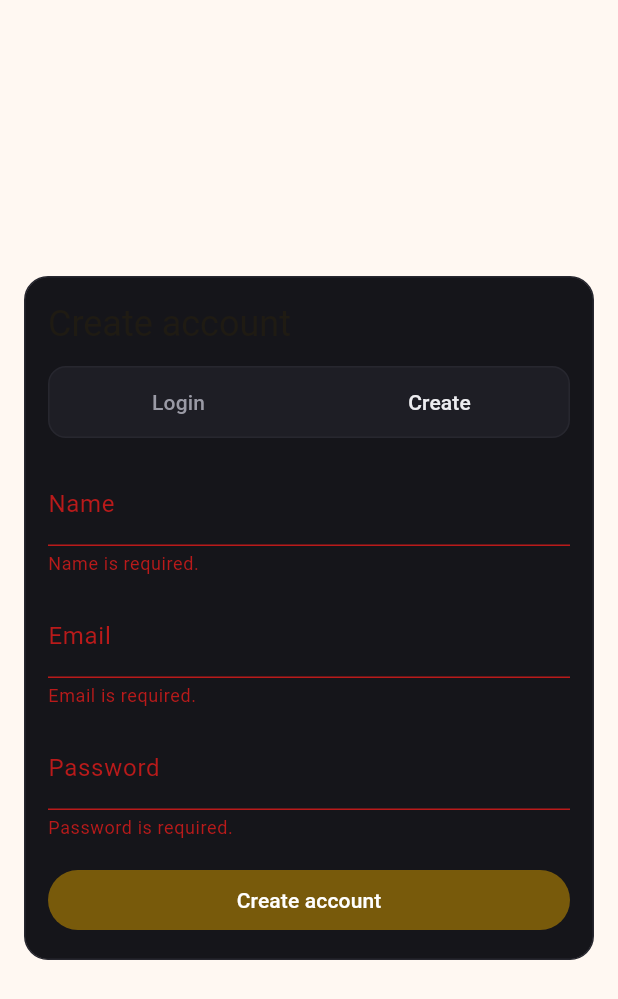
After one commit to KabirKhanuja/Sargam, a Flutter app: the screen it shows after launch, after a tap on "Create", after a tap on "Create account", on a phone screen of 412 x 824 dp. The commit adds this screen. Shown: the top 999 px of the screen. Run offline on Flutter 3.47's test engine with Material 3 defaults, Android fonts, the phone set to English and light mode, and no system bars; our stand-ins replace audioplayers, cloud_firestore, firebase_auth, firebase_core, flutter_riverpod, shared_preferences; missing offline and left inert: pitch_detector_dart, record; accounts and stored records are empty.

Commit message:
firebase auth

```diff
--- a/lib/app/routes.dart
+++ b/lib/app/routes.dart
@@ -1,11 +1,11 @@
 import 'package:flutter/material.dart';
 
-import 'home_shell.dart';
+import '../features/auth/presentation/auth_gate.dart';
 
 class AppRoutes {
   static const home = '/';
 
   static Map<String, WidgetBuilder> routes = {
-    home: (context) => const HomeShell(),
+    home: (context) => const AuthGate(),
   };
 }
--- /dev/null
+++ b/lib/features/auth/presentation/auth_gate.dart
@@ -0,0 +1,53 @@
+import 'package:flutter/material.dart';
+import 'package:flutter_riverpod/flutter_riverpod.dart';
+import 'package:firebase_core/firebase_core.dart';
+
+import '../../../core/constants/app_colors.dart';
+import '../../../app/home_shell.dart';
+import 'auth_provider.dart';
+import 'auth_screen.dart';
+
+class AuthGate extends ConsumerWidget {
+  const AuthGate({super.key});
+
+  @override
+  Widget build(BuildContext context, WidgetRef ref) {
+    if (Firebase.apps.isEmpty) {
+      return const Scaffold(
+        body: Center(
+          child: Padding(
+            padding: EdgeInsets.all(16),
+            child: Text(
+              'Firebase is not configured for this platform.',
+              style: TextStyle(color: AppColors.textSecondary),
+              textAlign: TextAlign.center,
+            ),
+          ),
+        ),
+      );
+    }
+
+    final authAsync = ref.watch(authStateChangesProvider);
+
+    return authAsync.when(
+      loading: () =>
+          const Scaffold(body: Center(child: CircularProgressIndicator())),
+      error: (e, _) => Scaffold(
+        body: Center(
+          child: Padding(
+            padding: const EdgeInsets.all(16),
+            child: Text(
+              'Auth failed: $e',
+              style: const TextStyle(color: AppColors.textSecondary),
+              textAlign: TextAlign.center,
+            ),
+          ),
+        ),
+      ),
+      data: (user) {
+        if (user == null) return const AuthScreen();
+        return const HomeShell();
+      },
+    );
+  }
+}
--- /dev/null
+++ b/lib/features/auth/presentation/auth_provider.dart
@@ -0,0 +1,14 @@
+import 'package:cloud_firestore/cloud_firestore.dart';
+import 'package:firebase_auth/firebase_auth.dart';
+import 'package:flutter_riverpod/flutter_riverpod.dart';
+
+final firebaseAuthProvider = Provider<FirebaseAuth>(
+  (_) => FirebaseAuth.instance,
+);
+final firestoreProvider = Provider<FirebaseFirestore>(
+  (_) => FirebaseFirestore.instance,
+);
+
+final authStateChangesProvider = StreamProvider<User?>((ref) {
+  return ref.watch(firebaseAuthProvider).authStateChanges();
+});
--- /dev/null
+++ b/lib/features/auth/presentation/auth_screen.dart
@@ -0,0 +1,278 @@
+import 'package:cloud_firestore/cloud_firestore.dart';
+import 'package:firebase_auth/firebase_auth.dart';
+import 'package:flutter/material.dart';
+import 'package:flutter_riverpod/flutter_riverpod.dart';
+
+import '../../../core/constants/app_colors.dart';
+import 'auth_provider.dart';
+
+enum _AuthMode { login, signup }
+
+class AuthScreen extends ConsumerStatefulWidget {
+  const AuthScreen({super.key});
+
+  @override
+  ConsumerState<AuthScreen> createState() => _AuthScreenState();
+}
+
+class _AuthScreenState extends ConsumerState<AuthScreen> {
+  final _formKey = GlobalKey<FormState>();
+
+  _AuthMode _mode = _AuthMode.login;
+  bool _busy = false;
+
+  final _nameController = TextEditingController();
+  final _emailController = TextEditingController();
+  final _passwordController = TextEditingController();
+
+  @override
+  void dispose() {
+    _nameController.dispose();
+    _emailController.dispose();
+    _passwordController.dispose();
+    super.dispose();
+  }
+
+  Future<void> _submit() async {
+    final form = _formKey.currentState;
+    if (form == null) return;
+
+    FocusScope.of(context).unfocus();
+
+    if (!form.validate()) return;
+
+    setState(() => _busy = true);
+
+    final auth = ref.read(firebaseAuthProvider);
+    final firestore = ref.read(firestoreProvider);
+
+    try {
+      final email = _emailController.text.trim();
+      final password = _passwordController.text;
+
+      if (_mode == _AuthMode.login) {
+        await auth.signInWithEmailAndPassword(email: email, password: password);
+      } else {
+        final name = _nameController.text.trim();
+        final cred = await auth.createUserWithEmailAndPassword(
+          email: email,
+          password: password,
+        );
+
+        final uid = cred.user?.uid;
+        if (uid == null) {
+          throw StateError('User was not created.');
+        }
+
+        await firestore.collection('users').doc(uid).set({
+          'createdAt': FieldValue.serverTimestamp(),
+          'email': email,
+          'name': name,
+        }, SetOptions(merge: true));
+      }
+    } on FirebaseAuthException catch (e) {
+      _showSnack(_friendlyAuthError(e));
+    } catch (e) {
+      _showSnack('Something went wrong: $e');
+    } finally {
+      if (mounted) setState(() => _busy = false);
+    }
+  }
+
+  void _showSnack(String message) {
+    if (!mounted) return;
+    ScaffoldMessenger.of(
+      context,
+    ).showSnackBar(SnackBar(content: Text(message)));
+  }
+
+  String _friendlyAuthError(FirebaseAuthException e) {
+    switch (e.code) {
+      case 'invalid-email':
+        return 'Please enter a valid email.';
+      case 'user-disabled':
+        return 'This account has been disabled.';
+      case 'user-not-found':
+        return 'No user found with that email.';
+      case 'wrong-password':
+        return 'Incorrect password.';
+      case 'email-already-in-use':
+        return 'That email is already in use.';
+      case 'weak-password':
+        return 'Password is too weak.';
+      case 'operation-not-allowed':
+        return 'Email/password login is not enabled.';
+      default:
+        return e.message ?? 'Authentication error (${e.code}).';
+    }
+  }
+
+  @override
+  Widget build(BuildContext context) {
+    final title = _mode == _AuthMode.login ? 'Login' : 'Create account';
+
+    return Scaffold(
+      body: SafeArea(
+        child: Center(
+          child: SingleChildScrollView(
+            padding: const EdgeInsets.all(16),
+            child: ConstrainedBox(
+              constraints: const BoxConstraints(maxWidth: 420),
+              child: DecoratedBox(
+                decoration: BoxDecoration(
+                  color: AppColors.surface,
+                  borderRadius: BorderRadius.circular(16),
+                  border: Border.all(color: AppColors.divider),
+                ),
+                child: Padding(
+                  padding: const EdgeInsets.all(16),
+                  child: Form(
+                    key: _formKey,
+                    child: Column(
+                      mainAxisSize: MainAxisSize.min,
+                      crossAxisAlignment: CrossAxisAlignment.stretch,
+                      children: [
+                        Text(
+                          title,
+                          style: Theme.of(context).textTheme.headlineSmall,
+                        ),
+                        const SizedBox(height: 12),
+                        _ModeToggle(
+                          mode: _mode,
+                          onChanged: _busy
+                              ? null
+                              : (m) {
+                                  setState(() => _mode = m);
+                                },
+                        ),
+                        const SizedBox(height: 16),
+                        if (_mode == _AuthMode.signup) ...[
+                          TextFormField(
+                            controller: _nameController,
+                            enabled: !_busy,
+                            textInputAction: TextInputAction.next,
+                            decoration: const InputDecoration(
+                              labelText: 'Name',
+                            ),
+                            validator: (v) {
+                              if (_mode != _AuthMode.signup) return null;
+                              final value = (v ?? '').trim();
+                              if (value.isEmpty) return 'Name is required.';
+                              return null;
+                            },
+                          ),
+                          const SizedBox(height: 12),
+                        ],
+                        TextFormField(
+                          controller: _emailController,
+                          enabled: !_busy,
+                          keyboardType: TextInputType.emailAddress,
+                          textInputAction: TextInputAction.next,
+                          decoration: const InputDecoration(labelText: 'Email'),
+                          validator: (v) {
+                            final value = (v ?? '').trim();
+                            if (value.isEmpty) return 'Email is required.';
+                            if (!value.contains('@')) {
+                              return 'Enter a valid email.';
+                            }
+                            return null;
+                          },
+                        ),
+                        const SizedBox(height: 12),
+                        TextFormField(
+                          controller: _passwordController,
+                          enabled: !_busy,
+                          obscureText: true,
+                          textInputAction: TextInputAction.done,
+                          onFieldSubmitted: (_) => _busy ? null : _submit(),
+                          decoration: const InputDecoration(
+                            labelText: 'Password',
+                          ),
+                          validator: (v) {
+                            final value = v ?? '';
+                            if (value.isEmpty) return 'Password is required.';
+                            if (_mode == _AuthMode.signup && value.length < 6) {
+                              return 'Use at least 6 characters.';
+                            }
+                            return null;
+                          },
+                        ),
+                        const SizedBox(height: 16),
+                        FilledButton(
+                          onPressed: _busy ? null : _submit,
+                          child: _busy
+                              ? const SizedBox(
+                                  height: 20,
+                                  width: 20,
+                                  child: CircularProgressIndicator(
+                                    strokeWidth: 2,
+                                  ),
+                                )
+                              : Text(title),
+                        ),
+                      ],
+                    ),
+                  ),
+                ),
+              ),
+            ),
+          ),
+        ),
+      ),
+    );
+  }
+}
+
+class _ModeToggle extends StatelessWidget {
+  const _ModeToggle({required this.mode, required this.onChanged});
+
+  final _AuthMode mode;
+  final ValueChanged<_AuthMode>? onChanged;
+
+  @override
+  Widget build(BuildContext context) {
+    final loginSelected = mode == _AuthMode.login;
+
+    return DecoratedBox(
+      decoration: BoxDecoration(
+        color: AppColors.surfaceHigh,
+        borderRadius: BorderRadius.circular(12),
+        border: Border.all(color: AppColors.divider),
+      ),
+      child: Row(
+        children: [
+          Expanded(
+            child: TextButton(
+              onPressed: onChanged == null
+                  ? null
+                  : () {
+                      onChanged!(_AuthMode.login);
+                    },
+              style: TextButton.styleFrom(
+                foregroundColor: loginSelected
+                    ? AppColors.textPrimary
+                    : AppColors.textSecondary,
+              ),
+              child: const Text('Login'),
+            ),
+          ),
+          Expanded(
+            child: TextButton(
+              onPressed: onChanged == null
+                  ? null
+                  : () {
+                      onChanged!(_AuthMode.signup);
+                    },
+              style: TextButton.styleFrom(
+                foregroundColor: !loginSelected
+                    ? AppColors.textPrimary
+                    : AppColors.textSecondary,
+              ),
+              child: const Text('Create'),
+            ),
+          ),
+        ],
+      ),
+    );
+  }
+}
--- a/lib/features/settings/presentation/shared_preferences_screen.dart
+++ b/lib/features/settings/presentation/shared_preferences_screen.dart
@@ -1,7 +1,9 @@
 import 'package:flutter/material.dart';
 import 'package:flutter_riverpod/flutter_riverpod.dart';
+import 'package:firebase_auth/firebase_auth.dart';
 
 import '../../../core/constants/app_colors.dart';
+import '../../practice/presentation/practice_provider.dart';
 import 'settings_provider.dart';
 
 class SharedPreferencesScreen extends ConsumerWidget {
@@ -128,9 +130,13 @@ class SharedPreferencesScreen extends ConsumerWidget {
                 children: [
                   ListTile(
                     title: const Text('Log out'),
-                    subtitle: const Text('Clears stored shared preferences'),
+                    subtitle: const Text('Signs out and clears local data'),
                     leading: const Icon(Icons.logout),
                     onTap: () async {
+                      await FirebaseAuth.instance.signOut();
+                      await ref
+                          .read(practiceControllerProvider.notifier)
+                          .clearAll();
                       await ref
                           .read(settingsControllerProvider.notifier)
                           .logoutAndClear();
--- a/lib/main.dart
+++ b/lib/main.dart
@@ -4,16 +4,25 @@ import 'package:flutter/foundation.dart';
 import 'package:flutter/material.dart';
 import 'package:flutter/services.dart';
 import 'package:flutter_riverpod/flutter_riverpod.dart';
+import 'package:firebase_core/firebase_core.dart';
 
 import 'app/app.dart';
 import 'core/constants/app_colors.dart';
+import 'firebase_options.dart';
 
-void main() {
+Future<void> main() async {
   WidgetsFlutterBinding.ensureInitialized();
 
-  // Replace the default red error screen with a quiet fallback. We log to
-  // console in debug; in release we silently render a calm placeholder so the
-  // user never sees a stack trace.
+  try {
+    await Firebase.initializeApp(
+      options: DefaultFirebaseOptions.currentPlatform,
+    );
+  } catch (e, st) {
+    debugPrint('Firebase init failed: $e\n$st');
+  }
+
+  // i replaced the the default red error screen a log on console
+
   ErrorWidget.builder = (FlutterErrorDetails details) {
     if (kDebugMode) {
       FlutterError.presentError(details);
--- a/pubspec.yaml
+++ b/pubspec.yaml
@@ -31,6 +31,11 @@ dependencies:
   flutter:
     sdk: flutter
   flutter_riverpod: ^3.3.1
+
+  # Firebase (email/password auth + user profiles in Firestore)
+  firebase_core: ^4.0.0
+  firebase_auth: ^6.0.0
+  cloud_firestore: ^6.0.0
 
   # Persistent key-value storage (web: localStorage; mobile: NSUserDefaults/SharedPreferences).
   shared_preferences: ^2.3.2
```
Also changed, not shown: firebase.json (added), lib/firebase_options.dart (added), pubspec.lock, 6 other files.
